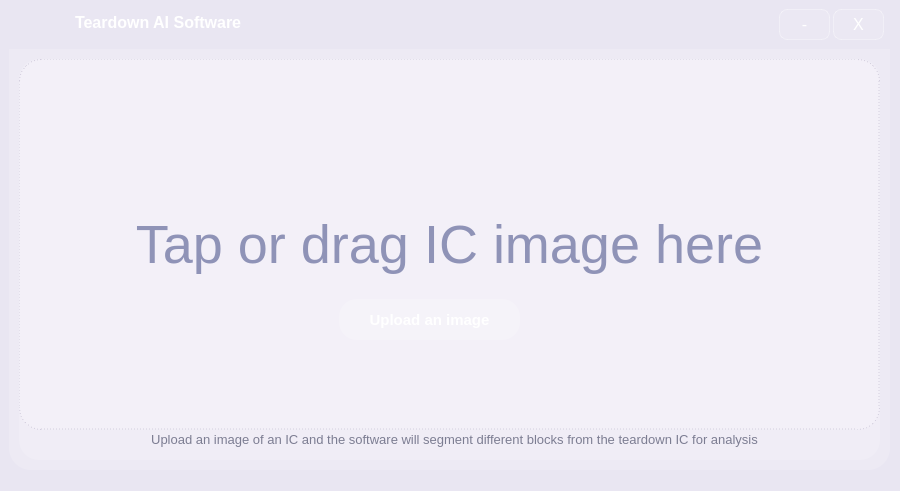
This is main_ui.ui in IsfarNayen/AI_Dye_Block_Detection as Qt 5 draws it before an edit. The edited form follows.
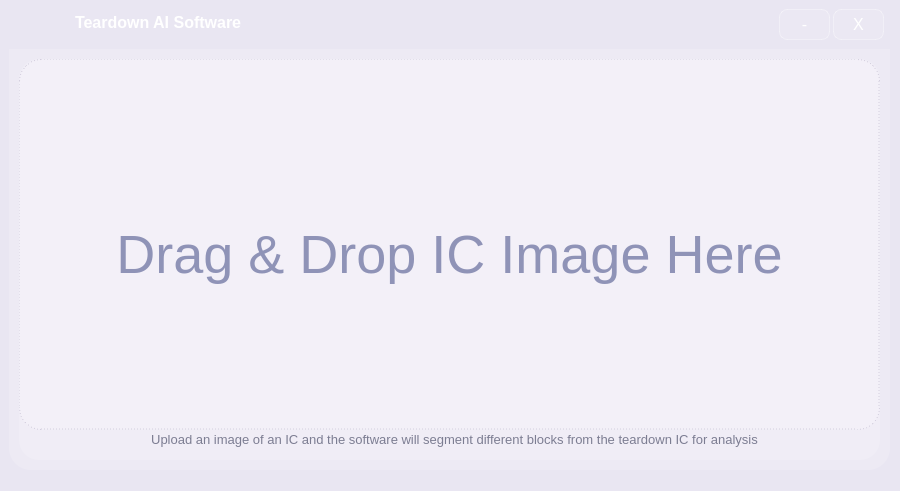
This is the edited form.

Commit message: 1. Added icons and logo, 2. Added drag and drop event, 3. Removed upload button

Diff of the .ui file:
```diff
--- a/main_ui.ui
+++ b/main_ui.ui
@@ -220,7 +220,7 @@
          <property name="geometry">
           <rect>
            <x>90</x>
-           <y>150</y>
+           <y>160</y>
            <width>681</width>
            <height>71</height>
           </rect>
@@ -233,7 +233,7 @@
     border: none;</string>
          </property>
          <property name="text">
-          <string>Tap or drag IC image here</string>
+          <string>Drag &amp; Drop IC Image Here</string>
          </property>
          <property name="alignment">
           <set>Qt::AlignCenter</set>
@@ -242,61 +242,17 @@
         <widget class="QPushButton" name="uploadImagebutton">
          <property name="geometry">
           <rect>
-           <x>320</x>
-           <y>240</y>
-           <width>181</width>
-           <height>41</height>
-          </rect>
-         </property>
-         <property name="styleSheet">
-          <string notr="true">QPushButton#uploadImagebutton {
-    background: qlineargradient(
-        x1:0, y1:0, x2:1, y2:0,
-        stop:0 #8f9ad8,
-        stop:1 #b4b8e9
-    );
-    color: white;
-    border: none;
-    border-radius: 18px;
-    font-size: 15px;
-    font-weight: 500;
-    padding: 10px 22px;
-}
-
-QPushButton#uploadImagebutton:hover {
-    background: qlineargradient(
-        x1:0, y1:0, x2:1, y2:0,
-        stop:0 #8692d2,
-        stop:1 #aeb3e4
-    );
-}
-
-QPushButton#uploadImagebutton:pressed {
-    background: qlineargradient(
-        x1:0, y1:0, x2:1, y2:0,
-        stop:0 #7986c8,
-        stop:1 #a0a8dc
-    );
-}</string>
-         </property>
-         <property name="text">
-          <string>Upload an image</string>
-         </property>
-        </widget>
-        <widget class="QLabel" name="uploadIconlabel">
-         <property name="geometry">
-          <rect>
-           <x>360</x>
+           <x>350</x>
            <y>70</y>
-           <width>121</width>
-           <height>61</height>
+           <width>141</width>
+           <height>81</height>
           </rect>
          </property>
          <property name="styleSheet">
           <string notr="true">    background: transparent;
-    color: #74758a;
-    font-size: 16px;
-    font-weight: 400;
+    color: white;
+    font-size: 18px;
+    font-weight: 600;
     border: none;</string>
          </property>
          <property name="text">
```
Left out of the diff: 42 changed lines with no effect on the pictures. The commit also changes 7 other files.
